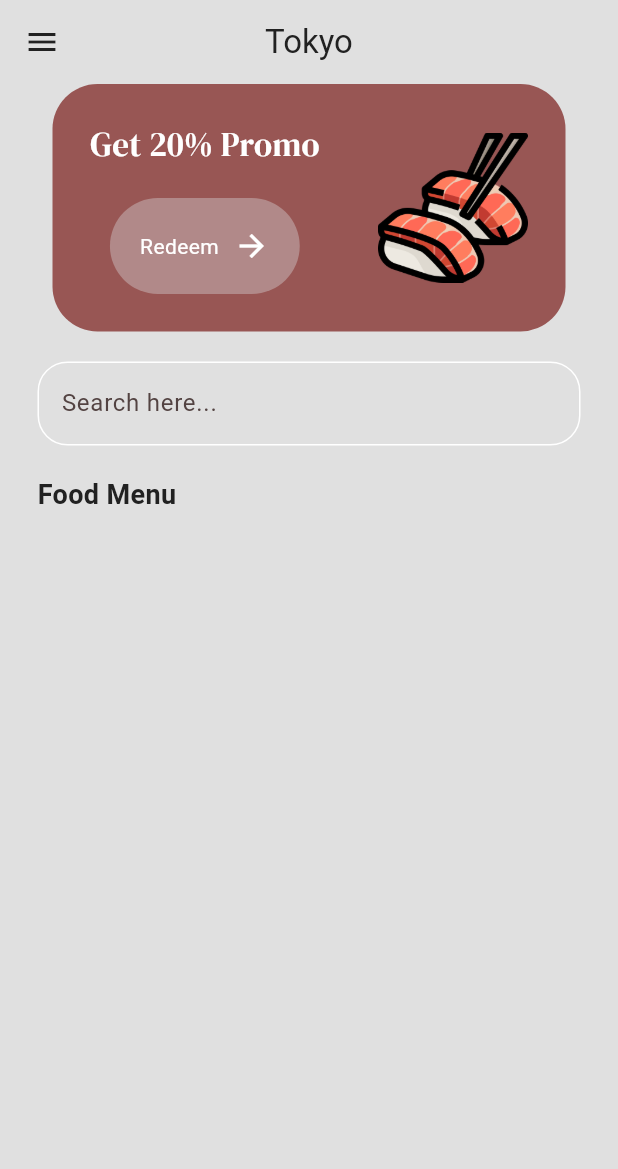
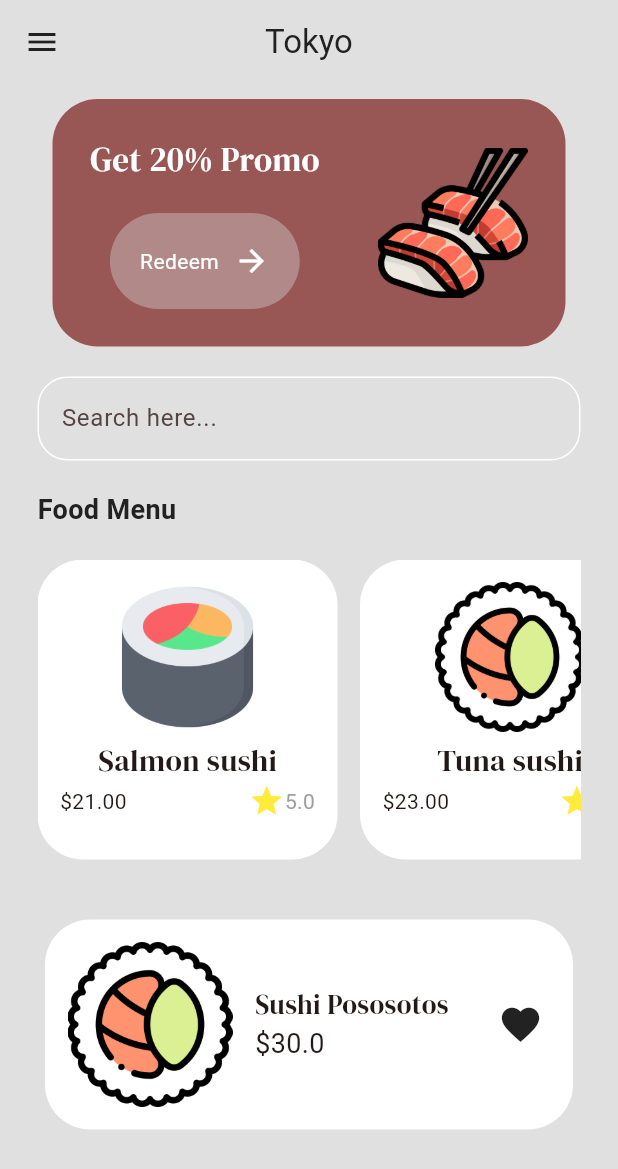
Before and after one commit to 4hellboy4/sushi_store, a Flutter app: the screen it shows after launch, after a tap on "Get Started", on a phone screen of 412 x 824 dp. Shown: the top 1169 px of the screen. Run offline on Flutter 3.47's test engine with Material 2 defaults, Android fonts, the phone set to English and light mode, and no system bars; our stand-ins replace go_router, google_fonts.

Commit message:
home page design finished

```diff
--- a/lib/main.dart
+++ b/lib/main.dart
@@ -1,5 +1,7 @@
 import 'package:flutter/material.dart';
+import 'package:provider/provider.dart';
 import 'package:sushi_app/consts/color.dart';
+import 'package:sushi_app/provider/food_provider.dart';
 import 'package:sushi_app/router/router.dart';
 
 void main() {
@@ -11,7 +13,13 @@ class MyApp extends StatelessWidget {
 
   @override
   Widget build(BuildContext context) {
-    return MaterialApp.router(
+    return MultiProvider(
+      providers: [
+        ChangeNotifierProvider(
+          create: (_) => FoodProvider(),
+        ),
+      ],
+      child: MaterialApp.router(
         title: 'Sushi App',
         debugShowCheckedModeBanner: false,
         theme: ThemeData(
@@ -21,6 +29,7 @@ class MyApp extends StatelessWidget {
         routeInformationProvider: MyRouter.router.routeInformationProvider,
         routeInformationParser: MyRouter.router.routeInformationParser,
         routerDelegate: MyRouter.router.routerDelegate,
+      ),
     );
   }
 }
--- a/lib/pages/home_page/home_page.dart
+++ b/lib/pages/home_page/home_page.dart
@@ -1,6 +1,9 @@
 import 'package:flutter/material.dart';
 import 'package:google_fonts/google_fonts.dart';
+import 'package:provider/provider.dart';
 import 'package:sushi_app/consts/color.dart';
+import 'package:sushi_app/provider/food_provider.dart';
+import 'package:sushi_app/widgets/food_tile/food_tile.dart';
 import 'package:sushi_app/widgets/intro_page_button/intro_page_button.dart';
 
 class HomePage extends StatefulWidget {
@@ -31,6 +34,8 @@ class _HomePageState extends State<HomePage> {
         ),
       ),
       body: SingleChildScrollView(
+        child: Padding(
+          padding: const EdgeInsets.symmetric(vertical: 10.0),
           child: Column(
             crossAxisAlignment: CrossAxisAlignment.start,
             children: <Widget>[
@@ -96,8 +101,81 @@ class _HomePageState extends State<HomePage> {
                     fontSize: 18,
                   ),
                 ),
+              ),
+              const SizedBox(height: 20),
+              Padding(
+                padding: const EdgeInsets.symmetric(horizontal: 25.0),
+                child: SizedBox(
+                  height: 200,
+                  child: Consumer<FoodProvider>(
+                    builder: (_, data, __) => ListView.builder(
+                      scrollDirection: Axis.horizontal,
+                      itemCount: data.food.length,
+                      itemBuilder: (context, ind) {
+                        return Padding(
+                          padding: const EdgeInsets.only(right: 15.0),
+                          child: FoodTile(
+                            name: data.food[ind].name,
+                            price: data.food[ind].price,
+                            imagePath: data.food[ind].imagePath,
+                            rating: data.food[ind].rating,
+                          ),
+                        );
+                      },
+                    ),
+                  ),
+                ),
+              ),
+              const SizedBox(height: 30),
+              Padding(
+                padding: const EdgeInsets.symmetric(horizontal: 20.0),
+                child: Container(
+                  margin: const EdgeInsets.all(10),
+                  decoration: BoxDecoration(
+                    borderRadius: BorderRadius.circular(30),
+                    color: white,
+                  ),
+                  child: Row(
+                    mainAxisAlignment: MainAxisAlignment.spaceBetween,
+                    children: [
+                      Row(
+                        children: <Widget>[
+                          Container(
+                            padding: EdgeInsets.all(15),
+                            child: Image.asset(
+                                "assets/images/free-icon-sushi-roll-5229619.png",
+                                height: 110),
+                          ),
+                          Column(
+                            crossAxisAlignment: CrossAxisAlignment.start,
+                            children: <Widget>[
+                              Text(
+                                "Sushi Pososotos",
+                                style: GoogleFonts.dmSerifDisplay(
+                                  fontSize: 18,
+                                ),
+                              ),
+                              const Text(
+                                "\$30.0",
+                                style: TextStyle(fontSize: 18),
                               )
                             ],
+                          )
+                        ],
+                      ),
+                      const Padding(
+                        padding: EdgeInsets.only(right: 20.0),
+                        child: Icon(
+                          Icons.favorite,
+                          size: 30,
+                        ),
+                      )
+                    ],
+                  ),
+                ),
+              ),
+            ],
+          ),
         ),
       ),
     );
--- a/lib/widgets/food_tile/food_tile.dart
+++ b/lib/widgets/food_tile/food_tile.dart
@@ -18,14 +18,20 @@ class FoodTile extends StatelessWidget {
   @override
   Widget build(BuildContext context) {
     return Container(
-      height: 200,
+      height: 100,
       width: 200,
+      padding: const EdgeInsets.symmetric(horizontal: 15, vertical: 15),
       decoration: BoxDecoration(
-          borderRadius: BorderRadius.circular(30), color: Colors.white),
+        borderRadius: BorderRadius.circular(30),
+        color: Colors.white,
+      ),
       child: Center(
         child: Column(
           children: <Widget>[
-            Image.asset(imagePath),
+            Image.asset(
+              imagePath,
+              height: 100,
+            ),
             const SizedBox(
               height: 5,
             ),
```
Lines whose indentation alone changed are shown as unchanged.
